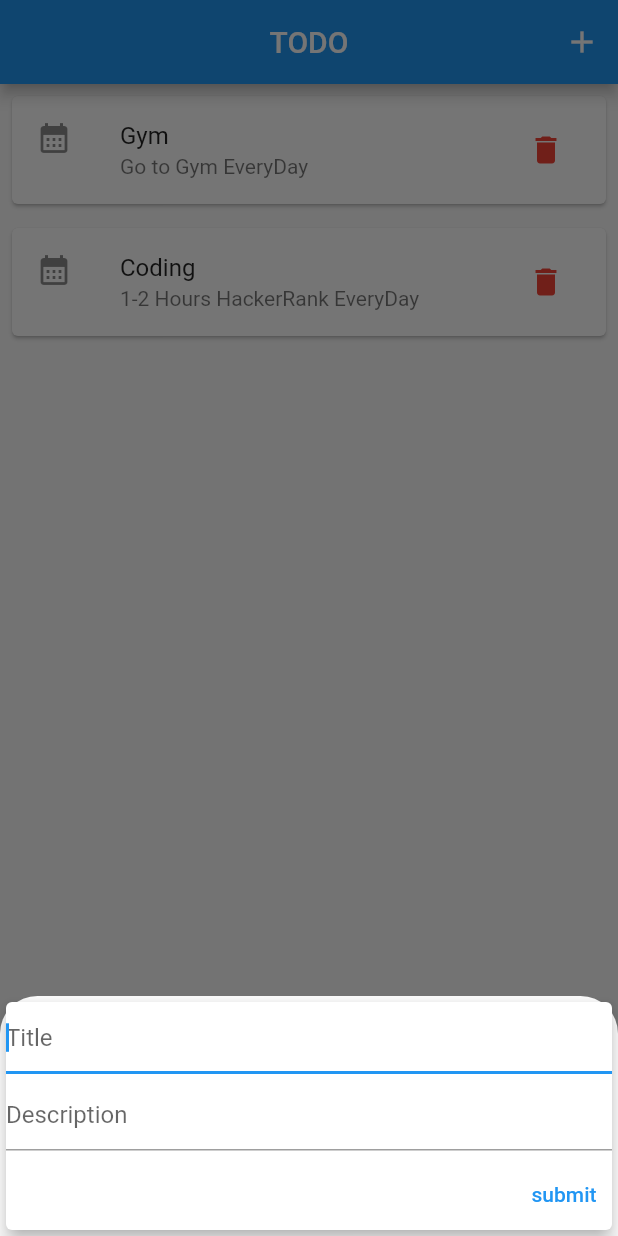
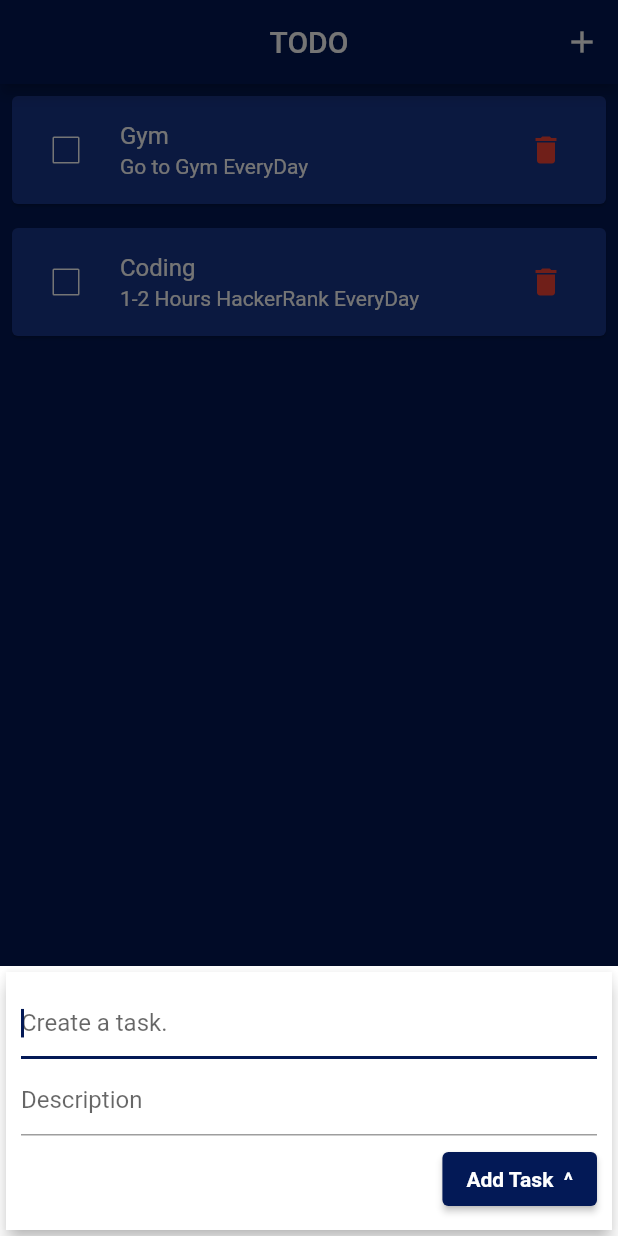
Before and after one commit to aayussraut/TODO-app, a Flutter app: the screen it shows after launch, after a tap on the "add" icon, on a phone screen of 412 x 824 dp. Run offline on Flutter 3.47's test engine with Material 2 defaults, Android fonts, the phone set to English and light mode, and no system bars.

Commit message:
Changed Theme and Added CheckBox

```diff
--- a/lib/main.dart
+++ b/lib/main.dart
@@ -14,6 +14,18 @@ class MyApp extends StatelessWidget {
     return MaterialApp(
       debugShowCheckedModeBanner: false,
       title: "TODO",
+      theme: ThemeData().copyWith(
+          bottomSheetTheme:
+              const BottomSheetThemeData(backgroundColor: Colors.transparent),
+          textTheme: Theme.of(context).textTheme.apply(
+                bodyColor: Colors.white,
+                displayColor: Colors.white,
+              ),
+          cardColor: const Color.fromARGB(255, 25, 54, 140),
+          colorScheme: ThemeData().colorScheme.copyWith(
+                primary: const Color(0xff031956),
+                secondary: const Color(0xff344FA1),
+              )),
       home: MyHomePage(),
     );
   }
@@ -26,13 +38,21 @@ class MyHomePage extends StatefulWidget {
 
 class _MyHomePageState extends State<MyHomePage> {
   final List<Todo> todoList = [
-    Todo(id: "1", title: "Gym", description: "Go to Gym EveryDay"),
     Todo(
-        id: "2", title: "Coding", description: "1-2 Hours HackerRank EveryDay"),
+        id: "1",
+        title: "Gym",
+        description: "Go to Gym EveryDay",
+        isChecked: false),
+    Todo(
+        id: "2",
+        title: "Coding",
+        description: "1-2 Hours HackerRank EveryDay",
+        isChecked: false),
   ];
 
-  void addTodo(String id, String title, String description) {
-    final newTodo = Todo(id: id, title: title, description: description);
+  void addTodo(String id, String title, String description, bool isChecked) {
+    final newTodo = Todo(
+        id: id, title: title, description: description, isChecked: isChecked);
 
     setState(
       () {
@@ -43,11 +63,7 @@ class _MyHomePageState extends State<MyHomePage> {
 
   void _startAddTodo(BuildContext context) {
     showModalBottomSheet(
-      shape: const RoundedRectangleBorder(
-        borderRadius: BorderRadius.vertical(
-          top: Radius.circular(25.0),
-        ),
-      ),
+      backgroundColor: Colors.white,
       isScrollControlled: true,
       context: context,
       builder: (context) {
@@ -59,6 +75,7 @@ class _MyHomePageState extends State<MyHomePage> {
   @override
   Widget build(BuildContext context) {
     return Scaffold(
+      backgroundColor: const Color(0xff031956),
       appBar: AppBar(centerTitle: true, title: const Text("TODO"), actions: [
         IconButton(
           onPressed: () => _startAddTodo(context),
--- a/lib/models/todo.dart
+++ b/lib/models/todo.dart
@@ -2,10 +2,12 @@ class Todo {
   String id;
   String title;
   String description;
+  bool isChecked;
 
   Todo({
     required this.id,
     required this.title,
     required this.description,
+    required this.isChecked,
   });
 }
--- a/lib/widgets/displaying_todo.dart
+++ b/lib/widgets/displaying_todo.dart
@@ -1,32 +1,65 @@
 import 'package:flutter/material.dart';
 import 'package:todo/models/todo.dart';
 
-class TodoList extends StatelessWidget {
+class TodoList extends StatefulWidget {
   final List<Todo> _todoList;
   TodoList(this._todoList);
 
+  @override
+  State<TodoList> createState() => _TodoListState();
+}
+
+class _TodoListState extends State<TodoList> {
   @override
   Widget build(BuildContext context) {
     return Container(
       child: ListView.builder(
         itemBuilder: (context, index) {
           return Card(
+            // color: ThemeData().copyWith().,
             margin: const EdgeInsets.all(8),
-            child: ListTile(
-              leading: const Icon(Icons.calendar_month),
-              title: Text(_todoList[index].title),
-              subtitle: Text(_todoList[index].description),
-              trailing: IconButton(
+            child: CheckboxListTile(
+              side: const BorderSide(color: Colors.white),
+              activeColor: const Color(0xff344FA1),
+              checkColor: Colors.white,
+              // leading: const Icon(
+              //   Icons.calendar_month,
+              //   color: Colors.white,
+              // ),
+              value: widget._todoList[index].isChecked,
+              controlAffinity: ListTileControlAffinity.leading,
+              title: Text(
+                widget._todoList[index].title,
+                style: TextStyle(
+                  decoration: widget._todoList[index].isChecked
+                      ? TextDecoration.lineThrough
+                      : null,
+                ),
+              ),
+              secondary: const IconButton(
                 icon: Icon(
                   Icons.delete,
                   color: Colors.red,
                 ),
-                onPressed: () {},
+                onPressed: null,
               ),
+              subtitle: Text(widget._todoList[index].description),
+              onChanged: (bool? value) {
+                setState(() {
+                  widget._todoList[index].isChecked = value!;
+                });
+              },
+              // trailing: IconButton(
+              //   icon: const Icon(
+              //     Icons.delete,
+              //     color: Colors.red,
+              //   ),
+              //   onPressed: () {},
+              // ),
             ),
           );
         },
-        itemCount: _todoList.length,
+        itemCount: widget._todoList.length,
       ),
     );
   }
--- a/lib/widgets/new_todo.dart
+++ b/lib/widgets/new_todo.dart
@@ -17,8 +17,9 @@ class _NewTodoState extends State<NewTodo> {
     String title = _titleController.text;
     String description = _descriptionController.text;
     String id = DateTime.now().toString();
+    bool isChecked = false;
 
-    widget.addTodo(id, title, description);
+    widget.addTodo(id, title, description, isChecked);
     Navigator.of(context).pop();
   }
 
@@ -28,6 +29,7 @@ class _NewTodoState extends State<NewTodo> {
       child: Card(
         elevation: 5,
         child: Container(
+          color: Colors.white,
           padding: MediaQuery.of(context).viewInsets,
           // padding: const EdgeInsets.only(
           //   top: 10,
@@ -35,14 +37,19 @@ class _NewTodoState extends State<NewTodo> {
           //   left: 10,
           //   bottom:
           // ),
+          child: Padding(
+            padding: const EdgeInsets.all(10.0),
             child: Column(
               crossAxisAlignment: CrossAxisAlignment.end,
               children: [
                 TextField(
+                  style: const TextStyle(
+                    color: Color(0xff031956),
+                  ),
                   controller: _titleController,
                   autofocus: true,
                   decoration: const InputDecoration(
-                  hintText: "Title",
+                    hintText: "Create a task.",
                   ),
                   onSubmitted: (_) => submitData(),
                 ),
@@ -57,11 +64,15 @@ class _NewTodoState extends State<NewTodo> {
                 const SizedBox(
                   height: 5,
                 ),
-              TextButton(
+                ElevatedButton(
                   onPressed: submitData,
-                child: const Text("submit"),
+                  child: const Text(
+                    "Add Task  ^",
+                    style: TextStyle(fontWeight: FontWeight.bold),
+                  ),
                 ),
               ],
+            ),
           ),
         ),
       ),
```
Lines whose indentation alone changed are shown as unchanged.
